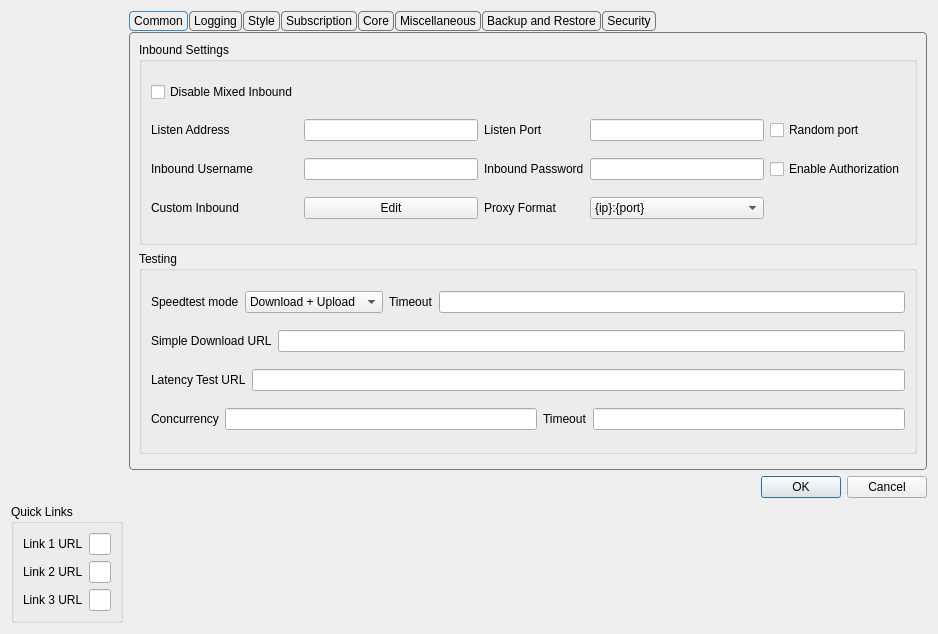
Above: include/ui/setting/dialog_basic_settings.ui from oak83/throned before the change. Below: the same form after it.
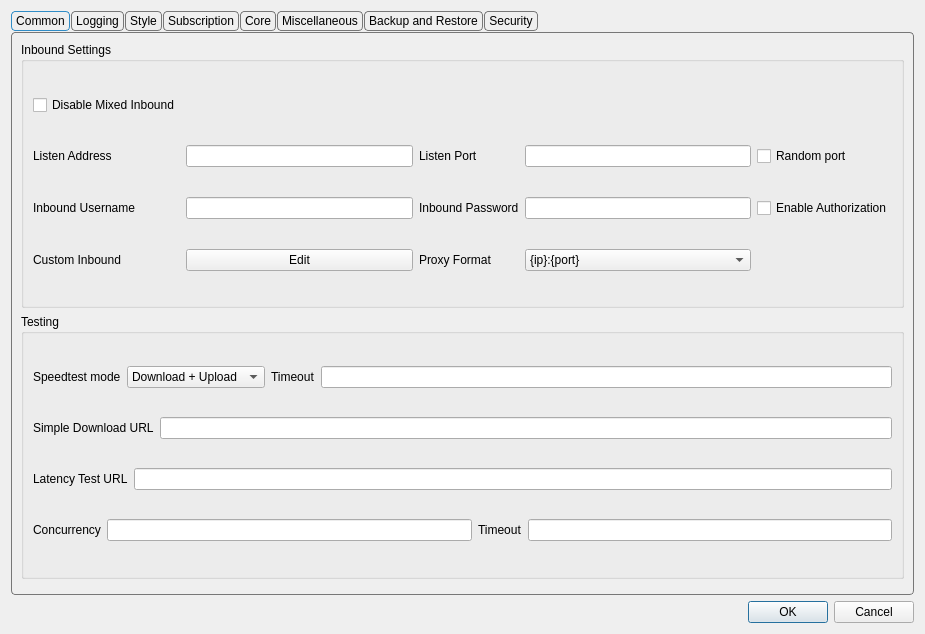
That is the form after the change. Custom widgets are drawn as their Qt base class.

Commit message: fix: create quick-link buttons + settings programmatically (bypass ui)

```diff
--- a/include/ui/setting/dialog_basic_settings.ui
+++ b/include/ui/setting/dialog_basic_settings.ui
@@ -1777,45 +1777,6 @@
      </widget>
     </widget>
    </item>
-   <item>
-    <widget class="QGroupBox" name="groupBox_quicklinks">
-     <property name="title">
-      <string>Quick Links</string>
-     </property>
-     <layout class="QGridLayout" name="gridLayout_quicklinks">
-      <item row="0" column="0">
-       <widget class="QLabel" name="label_quicklink1">
-        <property name="text">
-         <string>Link 1 URL</string>
-        </property>
-       </widget>
-      </item>
-      <item row="0" column="1">
-       <widget class="QLineEdit" name="quick_link_1"/>
-      </item>
-      <item row="1" column="0">
-       <widget class="QLabel" name="label_quicklink2">
-        <property name="text">
-         <string>Link 2 URL</string>
-        </property>
-       </widget>
-      </item>
-      <item row="1" column="1">
-       <widget class="QLineEdit" name="quick_link_2"/>
-      </item>
-      <item row="2" column="0">
-       <widget class="QLabel" name="label_quicklink3">
-        <property name="text">
-         <string>Link 3 URL</string>
-        </property>
-       </widget>
-      </item>
-      <item row="2" column="1">
-       <widget class="QLineEdit" name="quick_link_3"/>
-      </item>
-     </layout>
-    </widget>
-   </item>
   </layout>
  </widget>
  <customwidgets>
```
The commit also changes 5 other files.
